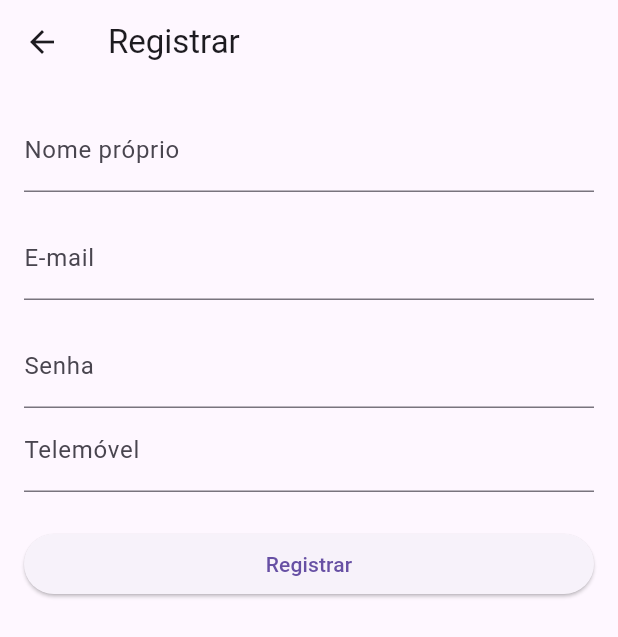
After one commit to FernasGui/FastParking, a Flutter app: the screen it shows after launch, after a tap on "Não tem uma conta? Registre-se aqui.", on a phone screen of 412 x 824 dp. The commit adds this screen. Shown: the top 637 px of the screen. Run offline on Flutter 3.47's test engine with Material 3 defaults, Android fonts, the phone set to English and light mode, and no system bars.

Commit message:
Agora com registo 23/11/2023 09:40

```diff
--- a/lib/beginPage.dart
+++ b/lib/beginPage.dart
@@ -1,4 +1,3 @@
-import 'package:fastparking/loginPage.dart';
 import 'package:flutter/material.dart';
 import 'dart:async';
 import 'loginPage.dart';
--- a/lib/loginPage.dart
+++ b/lib/loginPage.dart
@@ -1,4 +1,7 @@
 import 'package:flutter/material.dart';
+
+
+import 'registerPage.dart';
 
 class LoginPage extends StatefulWidget {
   @override
@@ -74,6 +77,15 @@ class _LoginPageState extends State<LoginPage> {
          style: TextStyle(color: Colors.blue),
         ),
         ),
+
+        // Aqui adiciona a página de registo para quem não tem conta criar
+        TextButton(
+              child: Text('Não tem uma conta? Registre-se aqui.'),
+              onPressed: () {
+                Navigator.of(context).push(MaterialPageRoute(builder: (context) => RegisterPages()));
+               // Navigator.of(context).push(MaterialPageRoute(builder: (context) => RegisterPage()));
+              },
+            ),
         // Você pode querer adicionar um espaçamento ou um divisor aqui, se necessário
         SizedBox(height: 20)])));
 
--- /dev/null
+++ b/lib/registerPage.dart
@@ -0,0 +1,82 @@
+import 'package:flutter/material.dart';
+
+class RegisterPages extends StatefulWidget {
+  @override
+  _RegisterPageState createState() => _RegisterPageState();
+}
+
+class _RegisterPageState extends State<RegisterPages> {
+  final TextEditingController _nameController = TextEditingController();
+  final TextEditingController _emailController = TextEditingController();
+  final TextEditingController _passwordController = TextEditingController();
+  final TextEditingController _phoneController = TextEditingController();
+  // Você pode adicionar mais controllers se precisar de mais campos
+
+  @override
+  void dispose() {
+    // Lembre-se de limpar os controllers quando a tela for desmontada
+    _nameController.dispose();
+    _emailController.dispose();
+    _passwordController.dispose();
+    _phoneController.dispose();
+    super.dispose();
+  }
+
+  void _register() {
+    // Aqui você implementará a lógica de registro
+    print('Name: ${_nameController.text}');
+    print('Email: ${_emailController.text}');
+    print('Password: ${_passwordController.text}');
+    print('Phone: ${_phoneController.text}');
+    // Adicione sua lógica de registro aqui
+  }
+
+
+  @override
+  Widget build(BuildContext context) {
+    return Scaffold(
+      appBar: AppBar(
+        title: Text('Registrar'),
+      ),
+      body: Padding(
+        padding: const EdgeInsets.all(16.0),
+        child: Column(
+          crossAxisAlignment: CrossAxisAlignment.stretch,
+          children: <Widget>[
+            TextFormField(
+              controller: _nameController,
+              decoration: InputDecoration(labelText: 'Nome próprio'),
+              keyboardType: TextInputType.name,
+              // Adicione validações se necessário
+            ),
+            SizedBox(height: 16),
+            TextFormField(
+              controller: _emailController,
+              decoration: InputDecoration(labelText: 'E-mail'),
+              keyboardType: TextInputType.emailAddress,
+              // Adicione validações se necessário
+            ),
+            SizedBox(height: 16),
+            TextFormField(
+              controller: _passwordController,
+              decoration: InputDecoration(labelText: 'Senha'),
+              obscureText: true, // Esconde a senha
+              // Adicione validações se necessário
+            ),
+            TextFormField(
+              controller: _phoneController,
+              decoration: InputDecoration(labelText: 'Telemóvel'),
+              keyboardType: TextInputType.phone,
+              // Adicione validações se necessário
+            ),
+            SizedBox(height: 24),
+            ElevatedButton(
+              child: Text('Registrar'),
+              onPressed: _register, // Chama a função de registro
+            ),
+          ],
+        ),
+      ),
+    );
+  }
+}
```
